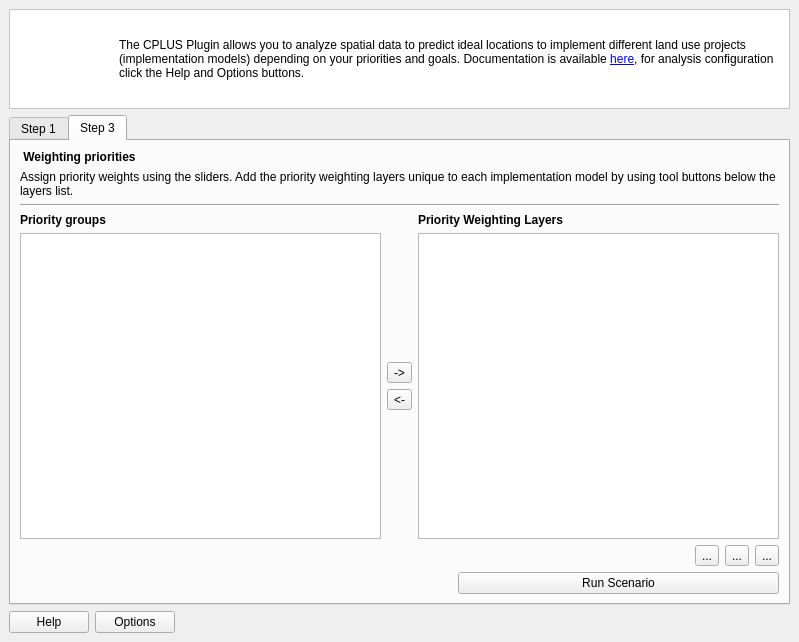
Above: src/cplus_plugin/ui/qgis_cplus_main_dockwidget.ui from ConservationInternational/cplus-plugin before the change. Below: the same form after it.
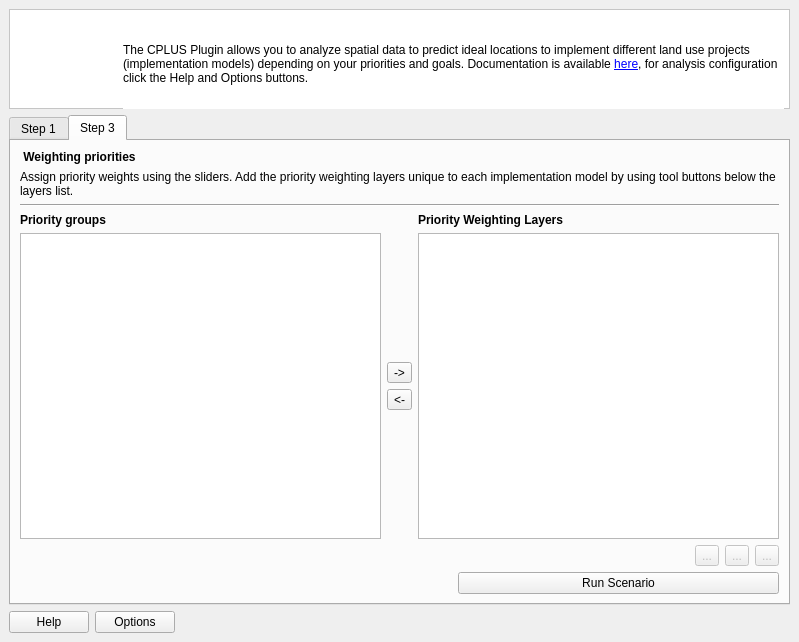
That is the form after the change. The open tabs and pages were chosen to show the change. Icons and pictures are not drawn. Custom widgets are drawn as their Qt base class.

Commit message: disable pwl manage buttons for epic 1

The edit to the form file:
```diff
--- a/src/cplus_plugin/ui/qgis_cplus_main_dockwidget.ui
+++ b/src/cplus_plugin/ui/qgis_cplus_main_dockwidget.ui
@@ -50,10 +50,10 @@
       <widget class="QLabel" name="label_123">
        <property name="geometry">
         <rect>
-         <x>110</x>
+         <x>114</x>
          <y>10</y>
          <width>661</width>
-         <height>81</height>
+         <height>91</height>
         </rect>
        </property>
        <property name="text">
@@ -71,8 +71,8 @@
         <rect>
          <x>10</x>
          <y>10</y>
-         <width>91</width>
-         <height>81</height>
+         <width>9</width>
+         <height>17</height>
         </rect>
        </property>
        <property name="text">
@@ -266,6 +266,9 @@
           </item>
           <item>
            <widget class="QToolButton" name="add_pwl_btn">
+            <property name="enabled">
+             <bool>false</bool>
+            </property>
             <property name="toolTip">
              <string>Add a new priority weighting layer</string>
             </property>
@@ -280,6 +283,9 @@
           </item>
           <item>
            <widget class="QToolButton" name="edit_pwl_btn">
+            <property name="enabled">
+             <bool>false</bool>
+            </property>
             <property name="acceptDrops">
              <bool>false</bool>
             </property>
@@ -297,6 +303,9 @@
           </item>
           <item>
            <widget class="QToolButton" name="remove_pwl_btn">
+            <property name="enabled">
+             <bool>false</bool>
+            </property>
             <property name="toolTip">
              <string>Remove the selected priority weighted layer.</string>
             </property>
```
Left out of the diff: 2 changed lines with no effect on the pictures. The commit also changes 1 other file.
